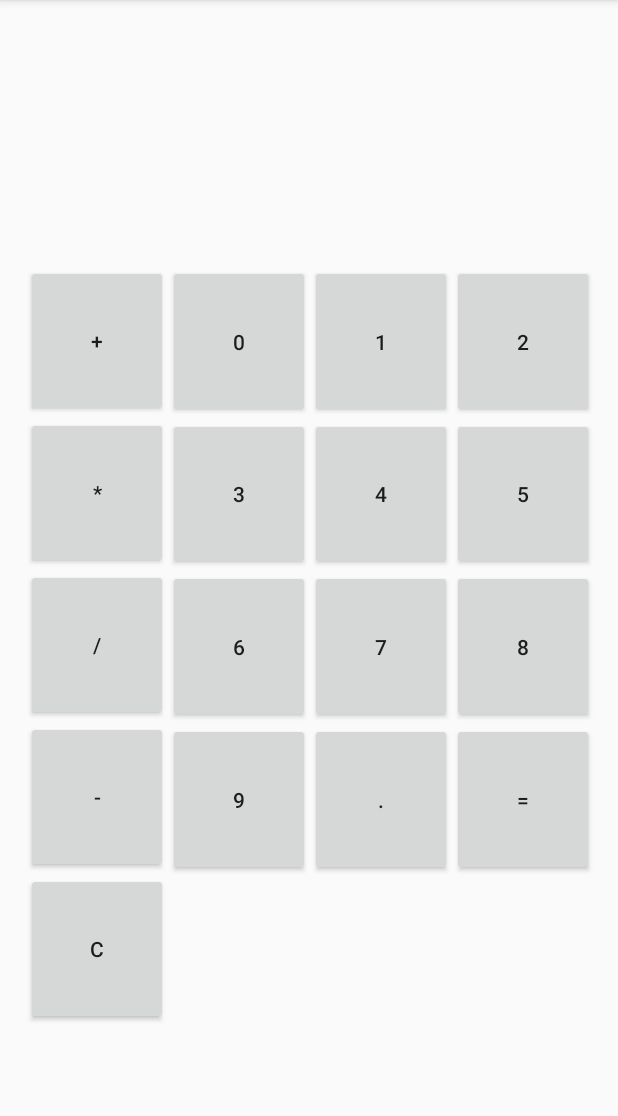
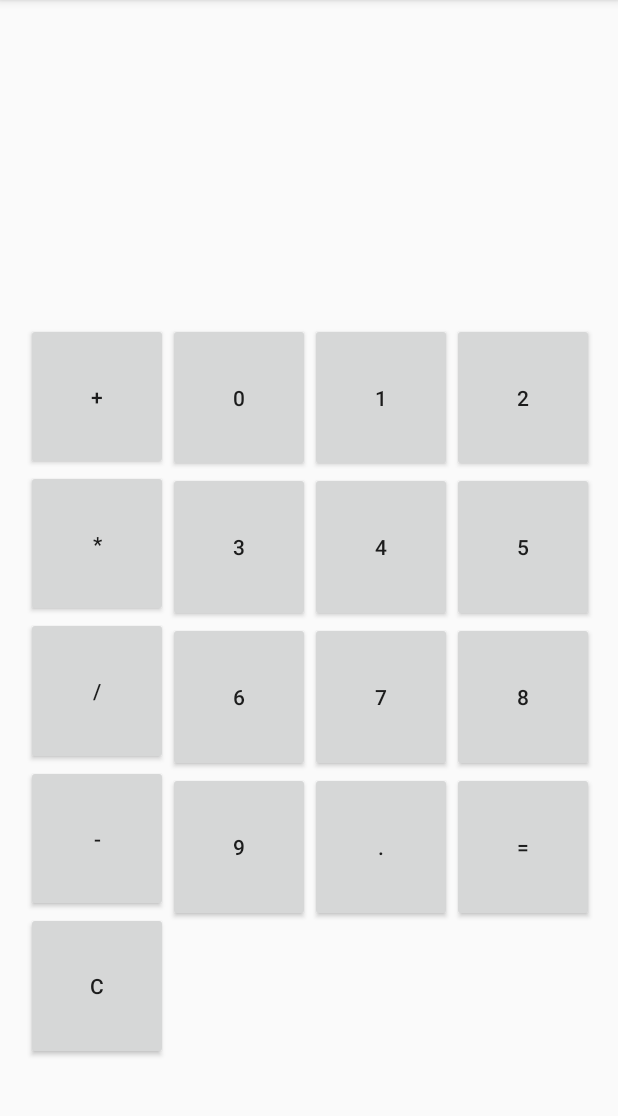
Before and after one commit to JessYuen/CalculatorAppConLay2, an Android app: the screen it shows after launch (MainActivity), on a phone screen of 412 x 824 dp, the part 84-1200 px from its top. Run offline under Robolectric (Android 15) with nearby library versions, the phone set to English and light mode, and no system bars.

Commit message:
Second Commit

```diff
--- a/app/src/main/res/layout/activity_main.xml
+++ b/app/src/main/res/layout/activity_main.xml
@@ -259,20 +259,20 @@
         android:layout_width="wrap_content"
         android:layout_height="wrap_content"
         android:orientation="horizontal"
-        app:layout_constraintGuide_percent="0.89" />
+        app:layout_constraintGuide_percent="0.92" />
 
     <android.support.constraint.Guideline
         android:id="@+id/guideline4"
         android:layout_width="wrap_content"
         android:layout_height="wrap_content"
         android:orientation="horizontal"
-        app:layout_constraintGuide_percent="0.76" />
+        app:layout_constraintGuide_percent="0.8" />
 
     <android.support.constraint.Guideline
         android:id="@+id/guideline7"
         android:layout_width="wrap_content"
         android:layout_height="wrap_content"
         android:orientation="horizontal"
-        app:layout_constraintGuide_percent="0.23" />
+        app:layout_constraintGuide_percent="0.28" />
 
 </android.support.constraint.ConstraintLayout>
```
